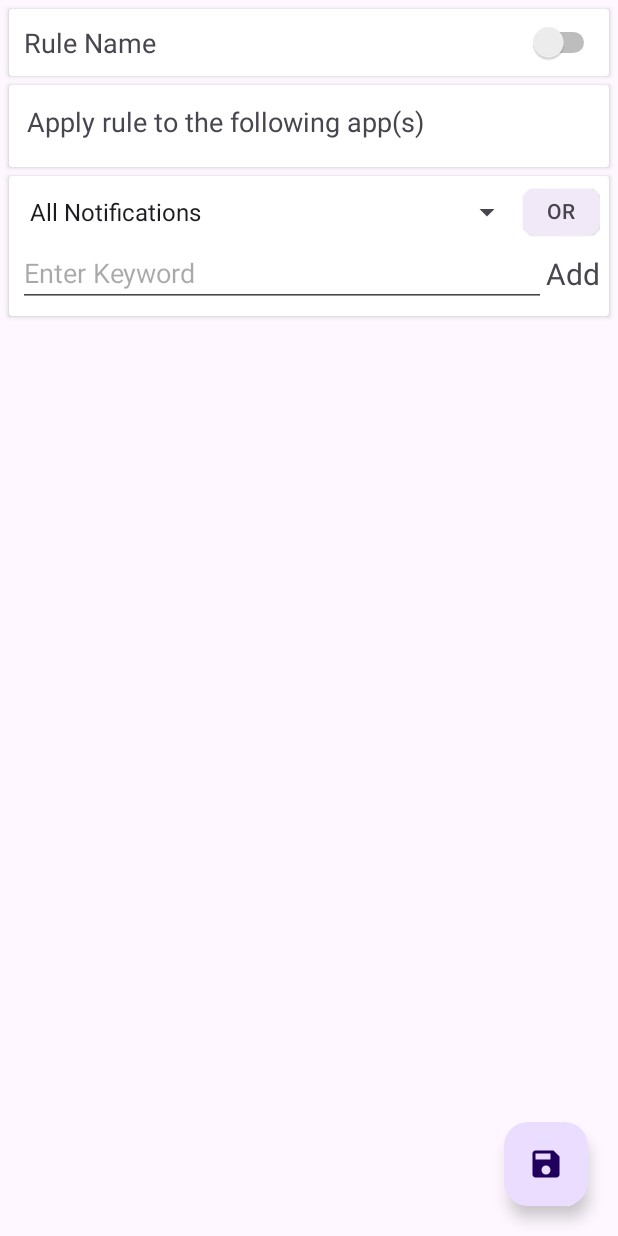
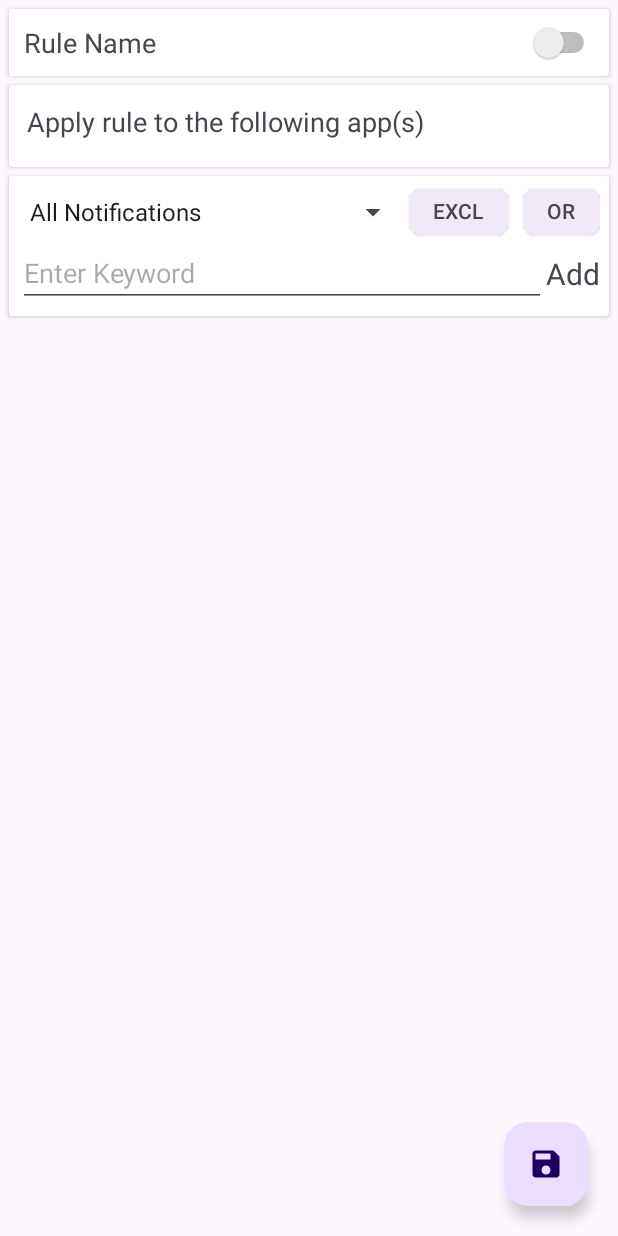
Before and after one commit to JulienToumieh/notifly, an Android app: the EditRuleActivity screen opened directly, with no data from a screen before it, on a phone screen of 412 x 824 dp. Run offline under Robolectric (Android 15) with nearby library versions, the phone set to English and light mode, and no system bars; 13 statements that could not run were skipped.

Commit message:
Feature: Ability to exclude keywords from notification filter

```diff
--- a/app/src/main/java/com/thatonedev/notifly/activities/EditRuleActivity.kt
+++ b/app/src/main/java/com/thatonedev/notifly/activities/EditRuleActivity.kt
@@ -59,6 +59,7 @@ class EditRuleActivity : AppCompatActivity() {
         val ruleAddApps = findViewById<ImageButton>(R.id.edit_rule_add_apps)
         val ruleApplyToApps = findViewById<TextView>(R.id.edit_rule_apply_to_apps)
         val ruleKeywordOperationChip = findViewById<Chip>(R.id.edit_rule_keyword_operation_chip)
+        val ruleKeywordInclusionChip = findViewById<Chip>(R.id.edit_rule_keyword_inclusion_chip)
         val ruleKeywordChipContainer = findViewById<ChipGroup>(R.id.edit_rule_keyword_chip_container)
         val ruleKeywordInputText = findViewById<EditText>(R.id.edit_rule_keyword_input_text)
         val ruleAddKeywordButton = findViewById<TextView>(R.id.edit_rule_add_keyword_button)
@@ -68,7 +69,23 @@ class EditRuleActivity : AppCompatActivity() {
         ruleSelectedAppsRecycler = findViewById(R.id.edit_rule_selected_apps_recycler)
         ruleSelectedAppsRecycler.layoutManager = LinearLayoutManager(this, LinearLayoutManager.HORIZONTAL, false)
         val ruleAppDisplayContainer = findViewById<ConstraintLayout>(R.id.edit_rule_app_display_container)
+
         ruleFilterTypeSpinner.adapter = adapter
+
+        ruleKeywordInclusionChip.setOnClickListener {
+            rule.put("keywordInclusion", !rule.getBoolean("keywordInclusion"))
+            if (rule.getBoolean("keywordInclusion")) {
+                ruleKeywordInclusionChip.text = "INCL"
+            } else {
+                ruleKeywordInclusionChip.text = "EXCL"
+            }
+        }
+
+        if (rule.getBoolean("keywordInclusion")) {
+            ruleKeywordInclusionChip.text = "INCL"
+        } else {
+            ruleKeywordInclusionChip.text = "EXCL"
+        }
 
         if (JSONArray(rule.getString("apps")).length() == 0) {
             ruleApplyToApps.text = "Apply rule to all apps"
@@ -171,10 +188,12 @@ class EditRuleActivity : AppCompatActivity() {
                     ruleKeywordOperationChip.visibility = View.GONE
                     ruleAddKeywordsContainer.visibility = View.GONE
                     ruleKeywordChipContainer.visibility = View.GONE
+                    ruleKeywordInclusionChip.visibility = View.GONE
                 } else{
                     ruleKeywordOperationChip.visibility = View.VISIBLE
                     ruleAddKeywordsContainer.visibility = View.VISIBLE
                     ruleKeywordChipContainer.visibility = View.VISIBLE
+                    ruleKeywordInclusionChip.visibility = View.VISIBLE
                 }
             }
 
--- /dev/null
+++ b/app/src/main/res/drawable/baseline_delete_forever_24.xml
@@ -0,0 +1,5 @@
+<vector xmlns:android="http://schemas.android.com/apk/res/android" android:height="32dp" android:tint="#FF3434" android:viewportHeight="24" android:viewportWidth="24" android:width="32dp">
+
+    <path android:fillColor="@android:color/white" android:pathData="M6,19c0,1.1 0.9,2 2,2h8c1.1,0 2,-0.9 2,-2L18,7L6,7v12zM8.46,11.88l1.41,-1.41L12,12.59l2.12,-2.12 1.41,1.41L13.41,14l2.12,2.12 -1.41,1.41L12,15.41l-2.12,2.12 -1.41,-1.41L10.59,14l-2.13,-2.12zM15.5,4l-1,-1h-5l-1,1L5,4v2h14L19,4z"/>
+
+</vector>
--- a/app/src/main/res/layout/activity_edit_rule.xml
+++ b/app/src/main/res/layout/activity_edit_rule.xml
@@ -117,6 +117,16 @@
                         android:layout_width="0dp"
                         android:layout_height="36dp" android:id="@+id/edit_rule_filter_type_spinner"
                         app:layout_constraintStart_toStartOf="parent" app:layout_constraintTop_toTopOf="parent"
+                        app:layout_constraintEnd_toStartOf="@+id/edit_rule_keyword_inclusion_chip"/>
+                <com.google.android.material.chip.Chip
+                        app:chipMinHeight="42dp"
+                        android:text="INCL"
+                        android:layout_marginRight="10dp"
+                        style="@style/Widget.Material3.Chip.Filter.Elevated"
+                        android:checkable="false"
+                        android:layout_width="wrap_content"
+                        android:layout_height="36dp" android:id="@+id/edit_rule_keyword_inclusion_chip"
+                        app:layout_constraintTop_toTopOf="parent"
                         app:layout_constraintEnd_toStartOf="@+id/edit_rule_keyword_operation_chip"/>
                 <com.google.android.material.chip.Chip
                         app:chipMinHeight="42dp"
```
Also changed, not shown: app/src/main/java/com/thatonedev/notifly/MainActivity.kt (+8 -0 lines), app/src/main/java/com/thatonedev/notifly/NotificationService.kt (+6 -4 lines), app/src/main/java/com/thatonedev/notifly/components/RuleComponent.kt (+7 -0 lines), app/src/main/res/layout/activity_main.xml (+11 -2 lines), app/src/main/res/layout/component_rule.xml (+14 -4 lines).
